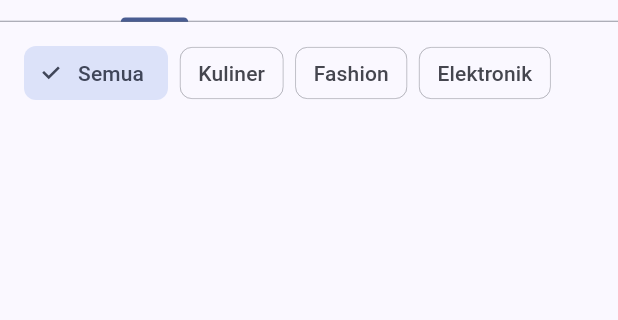
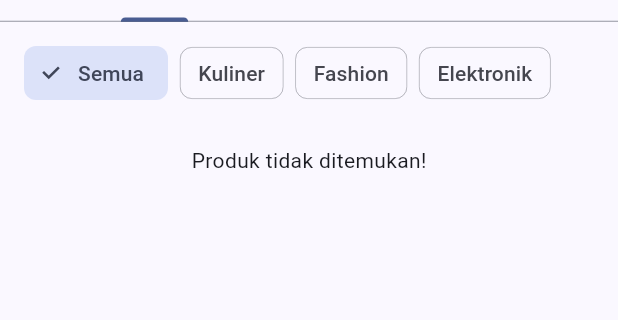
Before and after one commit to mdaffailhami/marketku, a Flutter app: the MyHasilPencarianPage screen opened directly with empty values, on a phone screen of 412 x 824 dp, the part 134-454 px from its top. Run offline on Flutter 3.47's test engine with Material 2 defaults, Android fonts, the phone set to English and light mode, and no system bars; our stand-ins replace cloud_firestore, firebase_auth, firebase_core, firebase_storage, flutter_colorpicker, image_picker and 2 more; accounts and stored records are empty.

Commit message:
menambahkan pesan apabila produk tidak ditemukan

```diff
--- a/lib/pages/home/pages/pencarian/pages/hasil_pencarian/pages/barang/barang.dart
+++ b/lib/pages/home/pages/pencarian/pages/hasil_pencarian/pages/barang/barang.dart
@@ -88,6 +88,13 @@ class _MyBarangPageState extends State<MyBarangPage> {
 
                       final List<Barang>? barang = snapshot.data;
 
+                      if (barang!.isEmpty) {
+                        return const Padding(
+                          padding: EdgeInsets.only(top: 20),
+                          child: Text('Produk tidak ditemukan!'),
+                        );
+                      }
+
                       return Wrap(
                         children: List.generate(
                           barang!.length,
--- a/lib/pages/home/pages/pencarian/pages/hasil_pencarian/pages/jasa/jasa.dart
+++ b/lib/pages/home/pages/pencarian/pages/hasil_pencarian/pages/jasa/jasa.dart
@@ -88,6 +88,13 @@ class _MyJasaPageState extends State<MyJasaPage> {
 
                       final List<Jasa>? jasa = snapshot.data;
 
+                      if (jasa!.isEmpty) {
+                        return const Padding(
+                          padding: EdgeInsets.only(top: 20),
+                          child: Text('Produk tidak ditemukan!'),
+                        );
+                      }
+
                       return Wrap(
                         children: List.generate(
                           jasa!.length,
```
